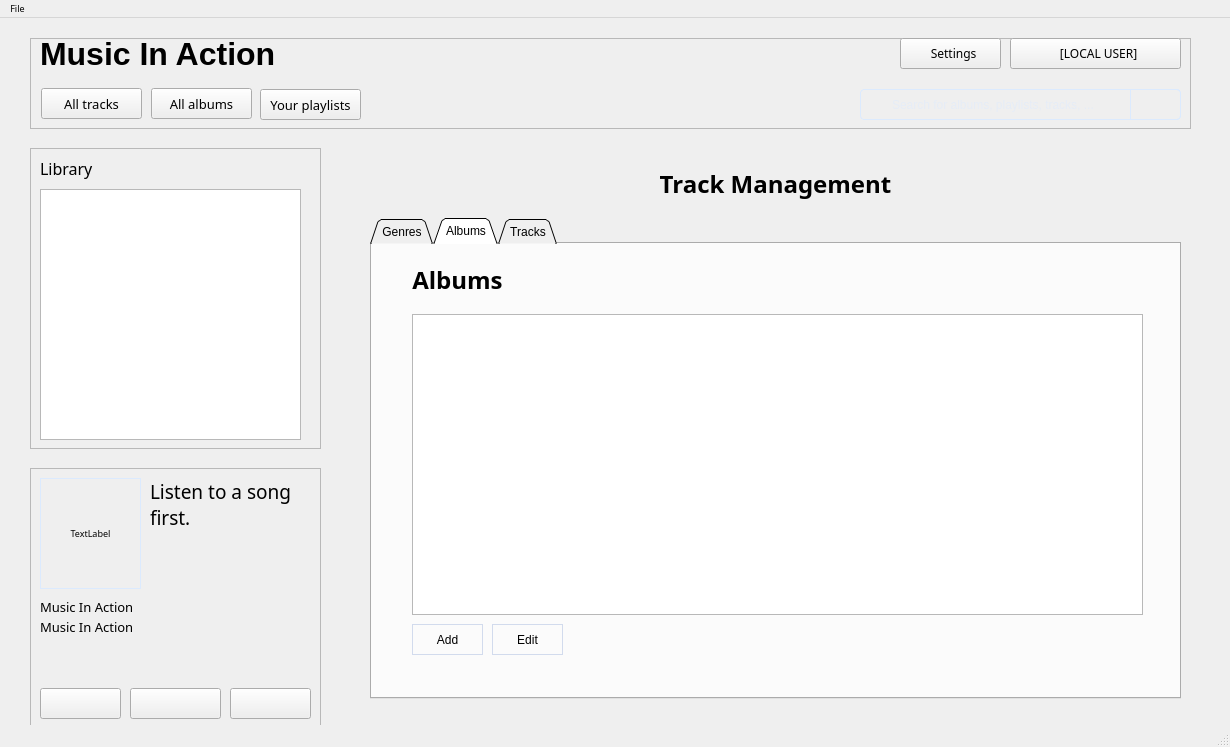
Before: the Qt Designer form mainwindow.ui in AlexDev404/GUIFinalProject, drawn with Qt 5.
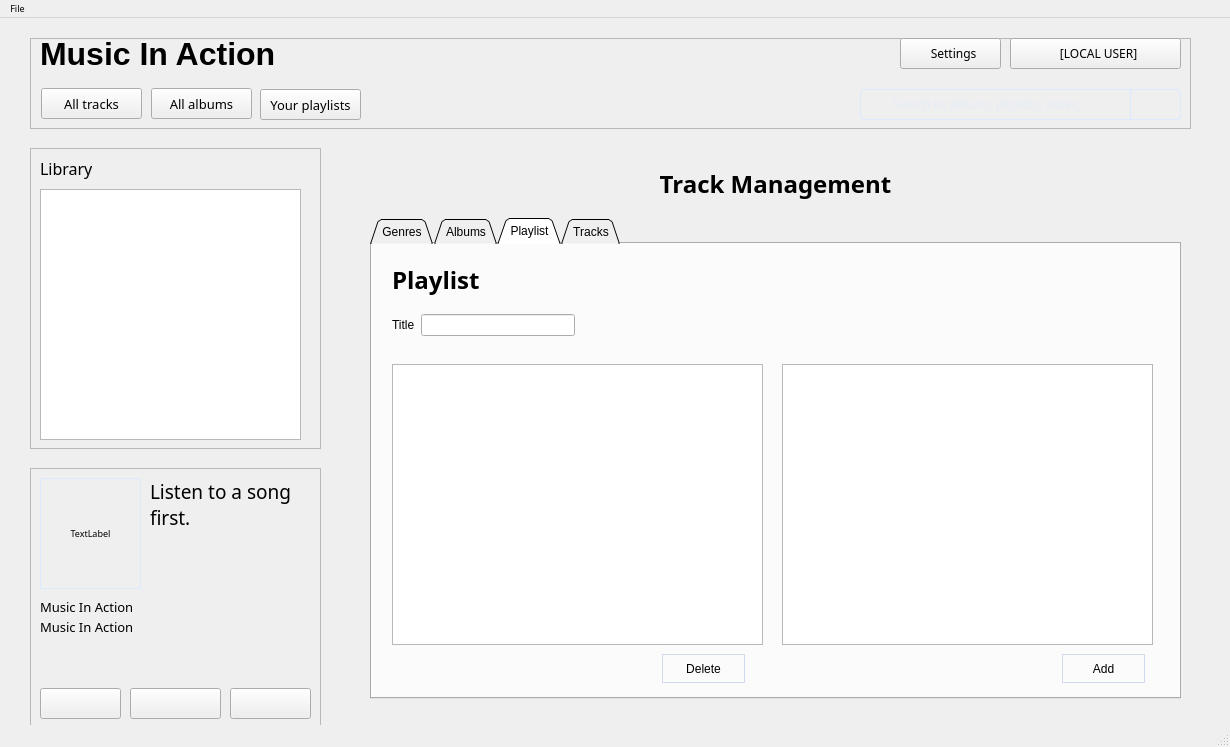
After: the same form once the commit is applied. The open tabs and pages were chosen to show the change.

The edit to the form file:
```diff
--- a/mainwindow.ui
+++ b/mainwindow.ui
@@ -218,7 +218,7 @@
        <enum>QTabWidget::Triangular</enum>
       </property>
       <property name="currentIndex">
-       <number>1</number>
+       <number>2</number>
       </property>
       <widget class="QWidget" name="genres">
        <attribute name="title">
@@ -348,6 +348,102 @@
         </property>
        </widget>
       </widget>
+      <widget class="QWidget" name="playlist">
+       <attribute name="title">
+        <string>Playlist</string>
+       </attribute>
+       <widget class="QWidget" name="formLayoutWidget_5">
+        <property name="geometry">
+         <rect>
+          <x>20</x>
+          <y>70</y>
+          <width>183</width>
+          <height>31</height>
+         </rect>
+        </property>
+        <layout class="QFormLayout" name="formLayout_9">
+         <item row="0" column="1">
+          <widget class="QLineEdit" name="playlist_name"/>
+         </item>
+         <item row="0" column="0">
+          <widget class="QLabel" name="label_fp_24">
+           <property name="text">
+            <string>Title</string>
+           </property>
+          </widget>
+         </item>
+        </layout>
+       </widget>
+       <widget class="QLabel" name="label_fp_16">
+        <property name="geometry">
+         <rect>
+          <x>20</x>
+          <y>10</y>
+          <width>781</width>
+          <height>51</height>
+         </rect>
+        </property>
+        <property name="font">
+         <font>
+          <family>Work Sans</family>
+          <pointsize>18</pointsize>
+          <bold>true</bold>
+         </font>
+        </property>
+        <property name="text">
+         <string>Playlist </string>
+        </property>
+        <property name="alignment">
+         <set>Qt::AlignLeading|Qt::AlignLeft|Qt::AlignVCenter</set>
+        </property>
+       </widget>
+       <widget class="QListView" name="userplaylistview">
+        <property name="geometry">
+         <rect>
+          <x>20</x>
+          <y>120</y>
+          <width>371</width>
+          <height>281</height>
+         </rect>
+        </property>
+       </widget>
+       <widget class="QPushButton" name="addplaylisttrack">
+        <property name="geometry">
+         <rect>
+          <x>690</x>
+          <y>410</y>
+          <width>83</width>
+          <height>29</height>
+         </rect>
+        </property>
+        <property name="text">
+         <string>Add</string>
+        </property>
+       </widget>
+       <widget class="QListView" name="userlibraryview">
+        <property name="geometry">
+         <rect>
+          <x>410</x>
+          <y>120</y>
+          <width>371</width>
+          <height>281</height>
+         </rect>
+        </property>
+       </widget>
+       <widget class="QPushButton" name="deleteplaylisttrack">
+        <property name="geometry">
+         <rect>
+          <x>290</x>
+          <y>410</y>
+          <width>83</width>
+          <height>29</height>
+         </rect>
+        </property>
+        <property name="text">
+         <string>Delete</string>
+        </property>
+       </widget>
+      </widget>
       <widget class="QWidget" name="tracks">
        <attribute name="title">
         <string>Tracks</string>
```
Left out of the diff: 68 changed lines with no effect on the pictures.
